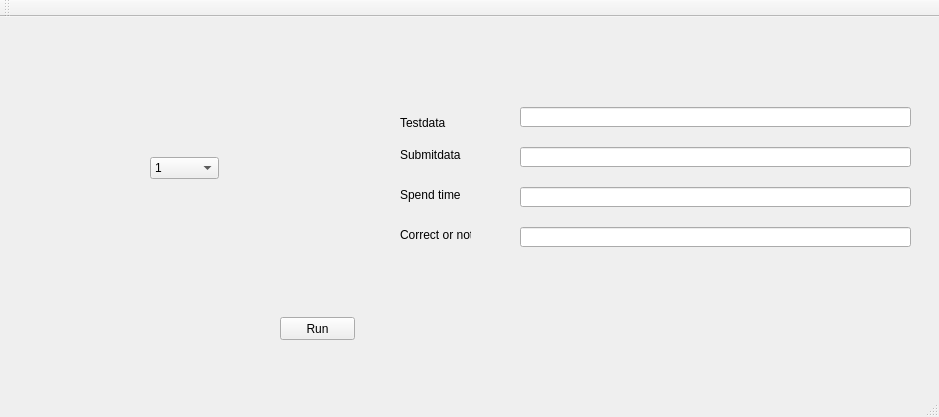
The window that mainwindow.ui (eric56421/AOOP-Final-Project) describes before a commit, drawn with Qt 5.
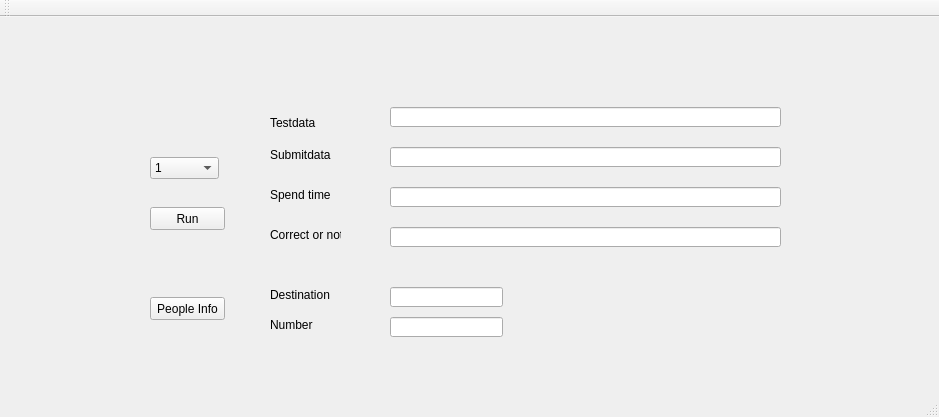
The same window after the commit.

Diff of the .ui file:
```diff
--- a/mainwindow.ui
+++ b/mainwindow.ui
@@ -17,7 +17,7 @@
    <widget class="QLabel" name="label_7">
     <property name="geometry">
      <rect>
-      <x>400</x>
+      <x>270</x>
       <y>130</y>
       <width>71</width>
       <height>16</height>
@@ -30,7 +30,7 @@
    <widget class="QLabel" name="label_8">
     <property name="geometry">
      <rect>
-      <x>400</x>
+      <x>270</x>
       <y>170</y>
       <width>71</width>
       <height>16</height>
@@ -43,7 +43,7 @@
    <widget class="QLabel" name="label_9">
     <property name="geometry">
      <rect>
-      <x>400</x>
+      <x>270</x>
       <y>210</y>
       <width>71</width>
       <height>16</height>
@@ -56,7 +56,7 @@
    <widget class="QLineEdit" name="lineSubmitdata">
     <property name="geometry">
      <rect>
-      <x>520</x>
+      <x>390</x>
       <y>130</y>
       <width>391</width>
       <height>20</height>
@@ -72,7 +72,7 @@
    <widget class="QLabel" name="label_10">
     <property name="geometry">
      <rect>
-      <x>400</x>
+      <x>270</x>
       <y>100</y>
       <width>47</width>
       <height>12</height>
@@ -85,7 +85,7 @@
    <widget class="QLineEdit" name="lineCorrect">
     <property name="geometry">
      <rect>
-      <x>520</x>
+      <x>390</x>
       <y>210</y>
       <width>391</width>
       <height>20</height>
@@ -101,7 +101,7 @@
    <widget class="QLineEdit" name="lineTestdata">
     <property name="geometry">
      <rect>
-      <x>520</x>
+      <x>390</x>
       <y>90</y>
       <width>391</width>
       <height>20</height>
@@ -117,7 +117,7 @@
    <widget class="QLineEdit" name="lineSpendtime">
     <property name="geometry">
      <rect>
-      <x>520</x>
+      <x>390</x>
       <y>170</y>
       <width>391</width>
       <height>20</height>
@@ -133,8 +133,8 @@
    <widget class="QPushButton" name="RunButton">
     <property name="geometry">
      <rect>
-      <x>280</x>
-      <y>300</y>
+      <x>150</x>
+      <y>190</y>
       <width>75</width>
       <height>23</height>
      </rect>
@@ -203,6 +203,65 @@
      </property>
     </item>
    </widget>
+   <widget class="QLineEdit" name="linePeopleDes">
+    <property name="geometry">
+     <rect>
+      <x>390</x>
+      <y>270</y>
+      <width>113</width>
+      <height>20</height>
+     </rect>
+    </property>
+   </widget>
+   <widget class="QLineEdit" name="linePeopleNum">
+    <property name="geometry">
+     <rect>
+      <x>390</x>
+      <y>300</y>
+      <width>113</width>
+      <height>20</height>
+     </rect>
+    </property>
+   </widget>
+   <widget class="QPushButton" name="buttonPeopleInfo">
+    <property name="geometry">
+     <rect>
+      <x>150</x>
+      <y>280</y>
+      <width>75</width>
+      <height>23</height>
+     </rect>
+    </property>
+    <property name="text">
+     <string>People Info</string>
+    </property>
+   </widget>
+   <widget class="QLabel" name="label">
+    <property name="geometry">
+     <rect>
+      <x>270</x>
+      <y>270</y>
+      <width>61</width>
+      <height>16</height>
+     </rect>
+    </property>
+    <property name="text">
+     <string>Destination</string>
+    </property>
+   </widget>
+   <widget class="QLabel" name="label_2">
+    <property name="geometry">
+     <rect>
+      <x>270</x>
+      <y>300</y>
+      <width>61</width>
+      <height>16</height>
+     </rect>
+    </property>
+    <property name="text">
+     <string>Number</string>
+    </property>
+   </widget>
   </widget>
   <widget class="QMenuBar" name="menuBar">
    <property name="geometry">
```
Left out of the diff: 2 changed lines with no effect on the pictures.
